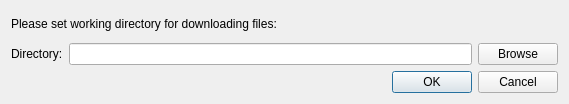
Above: gui/forms/settingsdialog.ui from tranter/qt-google-drive before the change. Below: the same form after it.
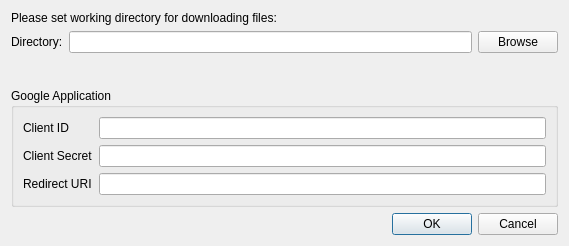
That is the form after the change.

Diff of the .ui file:
```diff
--- a/gui/forms/settingsdialog.ui
+++ b/gui/forms/settingsdialog.ui
@@ -7,13 +7,13 @@
     <x>0</x>
     <y>0</y>
     <width>569</width>
-    <height>104</height>
+    <height>246</height>
    </rect>
   </property>
   <property name="windowTitle">
    <string>Settings</string>
   </property>
-  <layout class="QGridLayout" name="gridLayout">
+  <layout class="QGridLayout" name="gridLayout_2">
    <item row="0" column="0">
     <widget class="QLabel" name="infoLabel">
      <property name="locale">
@@ -24,7 +24,69 @@
      </property>
     </widget>
    </item>
-   <item row="1" column="0">
+   <item row="2" column="0">
+    <spacer name="verticalSpacer">
+     <property name="orientation">
+      <enum>Qt::Vertical</enum>
+     </property>
+     <property name="sizeHint" stdset="0">
+      <size>
+       <width>20</width>
+       <height>15</height>
+      </size>
+     </property>
+    </spacer>
+   </item>
+   <item row="3" column="0" colspan="2">
+    <widget class="QGroupBox" name="groupBox">
+     <property name="title">
+      <string>Google Application</string>
+     </property>
+     <layout class="QGridLayout" name="gridLayout">
+      <item row="0" column="0">
+       <widget class="QLabel" name="label_2">
+        <property name="text">
+         <string>Client ID</string>
+        </property>
+       </widget>
+      </item>
+      <item row="0" column="1">
+       <widget class="QLineEdit" name="clientIdLineEdit"/>
+      </item>
+      <item row="1" column="0">
+       <widget class="QLabel" name="label_3">
+        <property name="text">
+         <string>Client Secret</string>
+        </property>
+       </widget>
+      </item>
+      <item row="1" column="1">
+       <widget class="QLineEdit" name="clientSecretLineEdit"/>
+      </item>
+      <item row="2" column="0">
+       <widget class="QLabel" name="label_4">
+        <property name="text">
+         <string>Redirect URI</string>
+        </property>
+       </widget>
+      </item>
+      <item row="2" column="1">
+       <widget class="QLineEdit" name="redirectUriLineEdit"/>
+      </item>
+     </layout>
+    </widget>
+   </item>
+   <item row="4" column="1">
+    <widget class="QDialogButtonBox" name="buttonBox">
+     <property name="orientation">
+      <enum>Qt::Horizontal</enum>
+     </property>
+     <property name="standardButtons">
+      <set>QDialogButtonBox::Cancel|QDialogButtonBox::Ok</set>
+     </property>
+    </widget>
+   </item>
+   <item row="1" column="0" colspan="2">
     <layout class="QHBoxLayout" name="horizontalLayout">
      <item>
       <widget class="QLabel" name="label">
@@ -55,16 +117,6 @@
      </item>
     </layout>
    </item>
-   <item row="2" column="0">
-    <widget class="QDialogButtonBox" name="buttonBox">
-     <property name="orientation">
-      <enum>Qt::Horizontal</enum>
-     </property>
-     <property name="standardButtons">
-      <set>QDialogButtonBox::Cancel|QDialogButtonBox::Ok</set>
-     </property>
-    </widget>
-   </item>
   </layout>
  </widget>
  <resources/>
```
